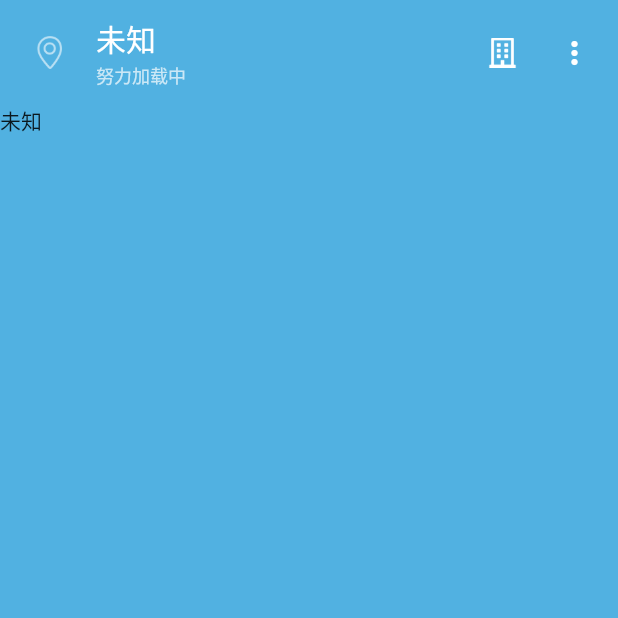
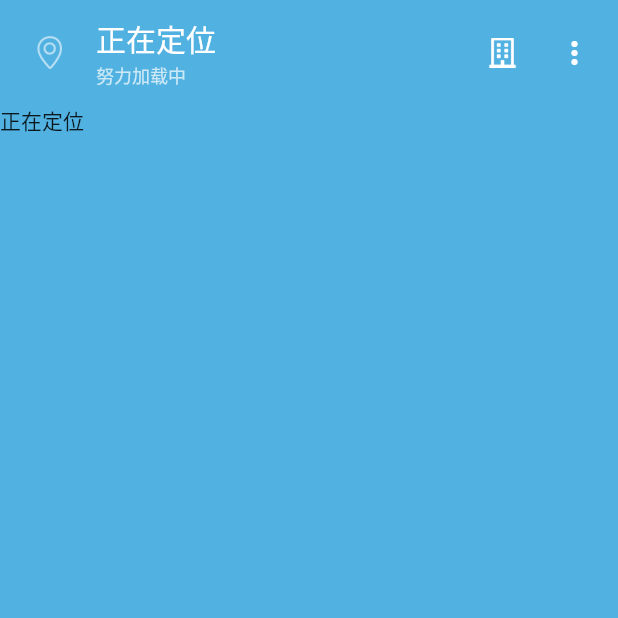
Before and after one commit to GaozyDev/CoolWeather2022, a Flutter app: the screen it shows after launch, on a phone screen of 412 x 824 dp, the top half of it. Run offline on Flutter 3.47's test engine with Material 2 defaults, Android fonts, the phone set to English and light mode, and no system bars; our stand-ins replace fluttertoast, permission_handler, shared_preferences; missing offline and left inert: amap_flutter_location.

Commit message:
完善定位

```diff
--- a/lib/page/MainPage.dart
+++ b/lib/page/MainPage.dart
@@ -115,7 +115,7 @@ class _MainPageState extends State<MainPage> {
         });
       }
     } else {
-      District district = District("", "", '未知', -1, -1, isLocation: true);
+      District district = District("", "", '正在定位', -1, -1, isLocation: true);
       setState(() {
         districtList.add(district);
         this.district = district;
@@ -360,7 +360,7 @@ class _MainPageState extends State<MainPage> {
             crossAxisAlignment: CrossAxisAlignment.start,
             children: <Widget>[
               Text(
-                district != null ? district!.name : '正在定位',
+                district != null ? district!.name : '未知',
                 style: const TextStyle(
                   color: Colors.white,
                   fontSize: 20,
--- a/lib/page/WeatherDetailPage.dart
+++ b/lib/page/WeatherDetailPage.dart
@@ -1,4 +1,3 @@
-
 import 'dart:async';
 
 import 'package:amap_flutter_location/amap_flutter_location.dart';
@@ -118,40 +117,39 @@ class _WeatherDetailPageState extends State<WeatherDetailPage>
   }
 
   /// 获取定位信息
-  _initLocation() async {
-    AMapFlutterLocation.setApiKey(
-        "2711cbe26c75b312eb9bc3921cb5ffd0", "2711cbe26c75b312eb9bc3921cb5ffd0");
+  _initLocation() {
     AMapFlutterLocation.updatePrivacyShow(true, true);
     AMapFlutterLocation.updatePrivacyAgree(true);
+    AMapFlutterLocation.setApiKey(
+        "2711cbe26c75b312eb9bc3921cb5ffd0", "iOS Key");
 
     _locationPlugin = AMapFlutterLocation();
+    _locationListener = _locationPlugin!
+        .onLocationChanged()
+        .listen((Map<String, Object> result) {
+      String cityCode = result["cityCode"] as String;
+      String adCode = result["adCode"] as String;
+      String districtName = result["district"] as String;
+      double latitude = result["latitude"] as double;
+      double longitude = result["longitude"] as double;
+      district = District(cityCode, adCode,
+          districtName, latitude, longitude,
+          isLocation: true);
+
+      widget.setLocation(district);
+      // _queryWeather(district);
+    });
+
     AMapLocationOption locationOption = AMapLocationOption();
     locationOption.onceLocation = true;
     locationOption.needAddress = true;
+    locationOption.geoLanguage = GeoLanguage.DEFAULT;
+    locationOption.desiredLocationAccuracyAuthorizationMode =
+        AMapLocationAccuracyAuthorizationMode.ReduceAccuracy;
+    locationOption.fullAccuracyPurposeKey = "AMapLocationScene";
+    locationOption.locationMode = AMapLocationMode.Hight_Accuracy;
     _locationPlugin!.setLocationOption(locationOption);
-    _locationListener = _locationPlugin!.onLocationChanged().listen((Map<String, Object> result) {
-      print(result);
-    });
     _locationPlugin!.startLocation();
-
-    // bool result = await AMapLocationClient.startup(
-    //     AMapLocationOption(onceLocation: true));
-    //
-    // if (result) {
-    //   AMapLocation aMapLocation = await AMapLocationClient.getLocation(true);
-    //   if (aMapLocation.district == null ||
-    //       aMapLocation.latitude == null ||
-    //       aMapLocation.longitude == null) {
-    //     return;
-    //   }
-    //
-    //   district = District(aMapLocation.citycode, aMapLocation.adcode,
-    //       aMapLocation.district, aMapLocation.latitude, aMapLocation.longitude,
-    //       isLocation: true);
-    //
-    //   widget.setLocation(district);
-    //   // _queryWeather(district);
-    // }
   }
 
   @override
```
Also changed, not shown: 2 other files.
